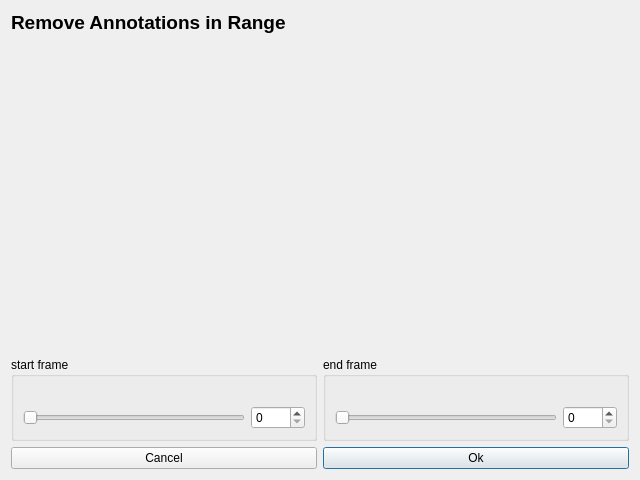
This is source/annotator/source/gui/removerangedialog.ui in annotatorproject/annotator as Qt 5 draws it before an edit. The edited form follows.
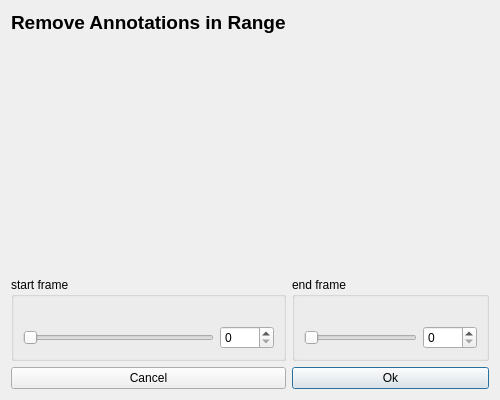
This is the edited form.

Commit message: adjust dialog size

What changed in the file:
```diff
--- a/source/annotator/source/gui/removerangedialog.ui
+++ b/source/annotator/source/gui/removerangedialog.ui
@@ -6,8 +6,8 @@
    <rect>
     <x>0</x>
     <y>0</y>
-    <width>640</width>
-    <height>480</height>
+    <width>500</width>
+    <height>400</height>
    </rect>
   </property>
   <property name="windowTitle">
```
